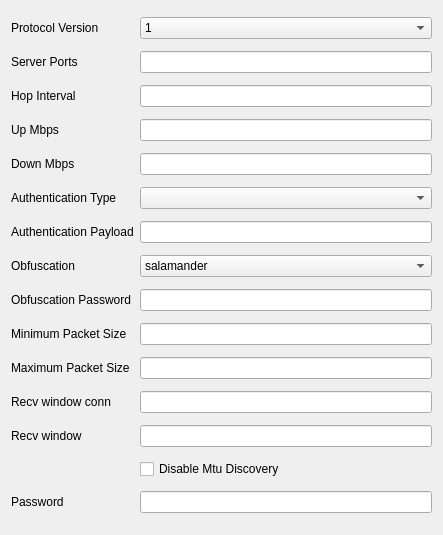
Old version of the form include/ui/profile/edit_hysteria.ui in the repository 0-Kutya-0/Throne.
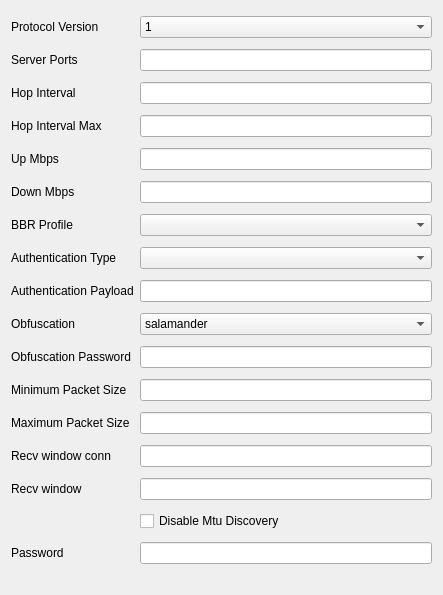
New version of the form.

Commit message: migrate to our custom JSON editor && Add bbr profile and hop interval customization to hysteria2

```diff
--- a/include/ui/profile/edit_hysteria.ui
+++ b/include/ui/profile/edit_hysteria.ui
@@ -7,50 +7,33 @@
     <x>0</x>
     <y>0</y>
     <width>443</width>
-    <height>535</height>
+    <height>595</height>
    </rect>
   </property>
   <property name="windowTitle">
    <string notr="true">Form</string>
   </property>
   <layout class="QGridLayout" name="gridLayout">
-   <item row="11" column="1">
-    <widget class="QLineEdit" name="max_packet_size"/>
-   </item>
-   <item row="7" column="1">
-    <widget class="QLineEdit" name="auth"/>
-   </item>
-   <item row="6" column="1">
-    <widget class="QComboBox" name="auth_type">
-     <item>
-      <property name="text">
-       <string notr="true"/>
-      </property>
-     </item>
-     <item>
-      <property name="text">
-       <string notr="true">STRING</string>
-      </property>
-     </item>
-     <item>
-      <property name="text">
-       <string notr="true">BASE64</string>
-      </property>
-     </item>
-    </widget>
-   </item>
-   <item row="1" column="1">
-    <widget class="QLineEdit" name="server_ports"/>
-   </item>
-   <item row="14" column="1">
-    <widget class="QCheckBox" name="disable_mtu_discovery">
+   <item row="0" column="0">
+    <widget class="QLabel" name="protocol_version_l">
      <property name="text">
-      <string>Disable Mtu Discovery</string>
+      <string>Protocol Version</string>
      </property>
     </widget>
    </item>
-   <item row="3" column="1">
-    <widget class="QLineEdit" name="up_mbps"/>
+   <item row="0" column="1">
+    <widget class="QComboBox" name="protocol_version">
+     <item>
+      <property name="text">
+       <string notr="true">1</string>
+      </property>
+     </item>
+     <item>
+      <property name="text">
+       <string notr="true">2</string>
+      </property>
+     </item>
+    </widget>
    </item>
    <item row="1" column="0">
     <widget class="QLabel" name="label">
@@ -59,8 +42,8 @@
      </property>
     </widget>
    </item>
-   <item row="4" column="1">
-    <widget class="QLineEdit" name="down_mbps"/>
+   <item row="1" column="1">
+    <widget class="QLineEdit" name="server_ports"/>
    </item>
    <item row="2" column="0">
     <widget class="QLabel" name="label_2">
@@ -69,7 +52,121 @@
      </property>
     </widget>
    </item>
+   <item row="2" column="1">
+    <widget class="QLineEdit" name="hop_interval"/>
+   </item>
+   <item row="3" column="0">
+    <widget class="QLabel" name="hop_interval_max_l">
+     <property name="text">
+      <string>Hop Interval Max</string>
+     </property>
+    </widget>
+   </item>
+   <item row="3" column="1">
+    <widget class="QLineEdit" name="hop_interval_max">
+     <property name="toolTip">
+      <string>When set, each hop waits a random duration between Hop Interval and this value. Requires Hop Interval.</string>
+     </property>
+    </widget>
+   </item>
+   <item row="4" column="0">
+    <widget class="QLabel" name="label_3">
+     <property name="text">
+      <string>Up Mbps</string>
+     </property>
+    </widget>
+   </item>
+   <item row="4" column="1">
+    <widget class="QLineEdit" name="up_mbps"/>
+   </item>
+   <item row="5" column="0">
+    <widget class="QLabel" name="label_4">
+     <property name="text">
+      <string>Down Mbps</string>
+     </property>
+    </widget>
+   </item>
+   <item row="5" column="1">
+    <widget class="QLineEdit" name="down_mbps"/>
+   </item>
+   <item row="6" column="0">
+    <widget class="QLabel" name="bbr_profile_l">
+     <property name="text">
+      <string>BBR Profile</string>
+     </property>
+    </widget>
+   </item>
+   <item row="6" column="1">
+    <widget class="QComboBox" name="bbr_profile">
+     <property name="toolTip">
+      <string>Congestion control aggressiveness. Leave empty to use the default (standard).</string>
+     </property>
+     <item>
+      <property name="text">
+       <string notr="true"/>
+      </property>
+     </item>
+     <item>
+      <property name="text">
+       <string notr="true">standard</string>
+      </property>
+     </item>
+     <item>
+      <property name="text">
+       <string notr="true">conservative</string>
+      </property>
+     </item>
+     <item>
+      <property name="text">
+       <string notr="true">aggressive</string>
+      </property>
+     </item>
+    </widget>
+   </item>
+   <item row="7" column="0">
+    <widget class="QLabel" name="auth_type_l">
+     <property name="text">
+      <string>Authentication Type</string>
+     </property>
+    </widget>
+   </item>
+   <item row="7" column="1">
+    <widget class="QComboBox" name="auth_type">
+     <item>
+      <property name="text">
+       <string notr="true"/>
+      </property>
+     </item>
+     <item>
+      <property name="text">
+       <string notr="true">STRING</string>
+      </property>
+     </item>
+     <item>
+      <property name="text">
+       <string notr="true">BASE64</string>
+      </property>
+     </item>
+    </widget>
+   </item>
+   <item row="8" column="0">
+    <widget class="QLabel" name="auth_l">
+     <property name="text">
+      <string>Authentication Payload</string>
+     </property>
+    </widget>
+   </item>
    <item row="8" column="1">
+    <widget class="QLineEdit" name="auth"/>
+   </item>
+   <item row="9" column="0">
+    <widget class="QLabel" name="obfuscation_type_l">
+     <property name="text">
+      <string>Obfuscation</string>
+     </property>
+    </widget>
+   </item>
+   <item row="9" column="1">
     <widget class="QComboBox" name="obfuscation_type">
      <item>
       <property name="text">
@@ -83,121 +180,72 @@
      </item>
     </widget>
    </item>
-   <item row="10" column="1">
-    <widget class="QLineEdit" name="min_packet_size"/>
-   </item>
    <item row="10" column="0">
+    <widget class="QLabel" name="label_5">
+     <property name="text">
+      <string>Obfuscation Password</string>
+     </property>
+    </widget>
+   </item>
+   <item row="10" column="1">
+    <widget class="QLineEdit" name="obfs"/>
+   </item>
+   <item row="11" column="0">
     <widget class="QLabel" name="min_packet_size_l">
      <property name="text">
       <string>Minimum Packet Size</string>
      </property>
     </widget>
    </item>
-   <item row="4" column="0">
-    <widget class="QLabel" name="label_4">
-     <property name="text">
-      <string>Down Mbps</string>
-     </property>
-    </widget>
+   <item row="11" column="1">
+    <widget class="QLineEdit" name="min_packet_size"/>
    </item>
    <item row="12" column="0">
+    <widget class="QLabel" name="max_packet_size_l">
+     <property name="text">
+      <string>Maximum Packet Size</string>
+     </property>
+    </widget>
+   </item>
+   <item row="12" column="1">
+    <widget class="QLineEdit" name="max_packet_size"/>
+   </item>
+   <item row="13" column="0">
     <widget class="QLabel" name="recv_window_conn_l">
      <property name="text">
       <string>Recv window conn</string>
      </property>
     </widget>
    </item>
-   <item row="7" column="0">
-    <widget class="QLabel" name="auth_l">
-     <property name="text">
-      <string>Authentication Payload</string>
-     </property>
-    </widget>
+   <item row="13" column="1">
+    <widget class="QLineEdit" name="recv_window_conn"/>
    </item>
-   <item row="15" column="1">
-    <widget class="QLineEdit" name="password"/>
-   </item>
-   <item row="13" column="0">
+   <item row="14" column="0">
     <widget class="QLabel" name="recv_window_l">
      <property name="text">
       <string>Recv window</string>
      </property>
     </widget>
    </item>
-   <item row="6" column="0">
-    <widget class="QLabel" name="auth_type_l">
-     <property name="text">
-      <string>Authentication Type</string>
-     </property>
-    </widget>
+   <item row="14" column="1">
+    <widget class="QLineEdit" name="recv_window"/>
    </item>
-   <item row="12" column="1">
-    <widget class="QLineEdit" name="recv_window_conn"/>
-   </item>
-   <item row="0" column="1">
-    <widget class="QComboBox" name="protocol_version">
-     <item>
-      <property name="text">
-       <string notr="true">1</string>
-      </property>
-     </item>
-     <item>
-      <property name="text">
-       <string notr="true">2</string>
-      </property>
-     </item>
-    </widget>
-   </item>
-   <item row="3" column="0">
-    <widget class="QLabel" name="label_3">
+   <item row="15" column="1">
+    <widget class="QCheckBox" name="disable_mtu_discovery">
      <property name="text">
-      <string>Up Mbps</string>
+      <string>Disable Mtu Discovery</string>
      </property>
     </widget>
    </item>
-   <item row="15" column="0">
+   <item row="16" column="0">
     <widget class="QLabel" name="password_l">
      <property name="text">
       <string>Password</string>
      </property>
     </widget>
    </item>
-   <item row="0" column="0">
-    <widget class="QLabel" name="protocol_version_l">
-     <property name="text">
-      <string>Protocol Version</string>
-     </property>
-    </widget>
-   </item>
-   <item row="2" column="1">
-    <widget class="QLineEdit" name="hop_interval"/>
-   </item>
-   <item row="13" column="1">
-    <widget class="QLineEdit" name="recv_window"/>
-   </item>
-   <item row="11" column="0">
-    <widget class="QLabel" name="max_packet_size_l">
-     <property name="text">
-      <string>Maximum Packet Size</string>
-     </property>
-    </widget>
-   </item>
-   <item row="9" column="0">
-    <widget class="QLabel" name="label_5">
-     <property name="text">
-      <string>Obfuscation Password</string>
-     </property>
-    </widget>
-   </item>
-   <item row="9" column="1">
-    <widget class="QLineEdit" name="obfs"/>
-   </item>
-   <item row="8" column="0">
-    <widget class="QLabel" name="obfuscation_type_l">
-     <property name="text">
-      <string>Obfuscation</string>
-     </property>
-    </widget>
+   <item row="16" column="1">
+    <widget class="QLineEdit" name="password"/>
    </item>
   </layout>
  </widget>
```
Left out of the diff: 7 changed lines with no effect on the pictures. The commit also changes 33 other files.
